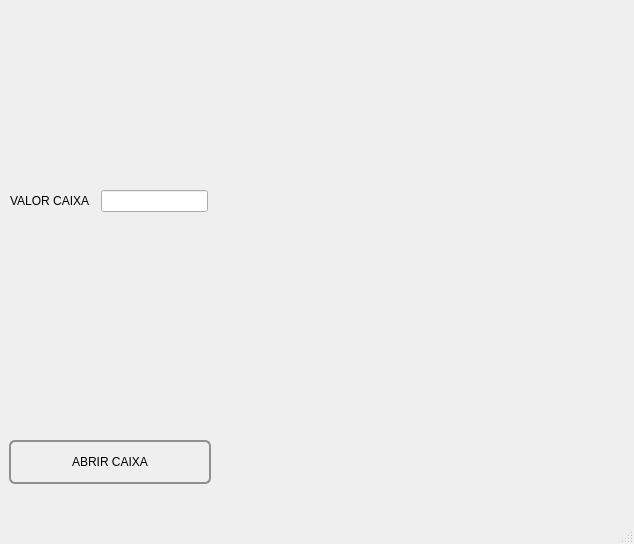
The window that desktop/window/form_box/Caixa.ui (hnmcano/unique) describes before a commit, drawn with Qt 5.
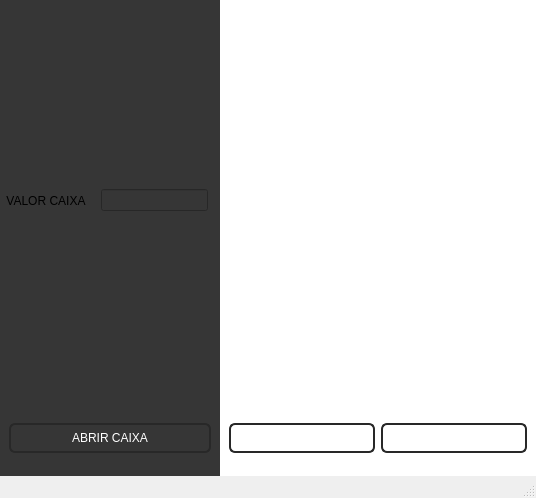
The same window after the commit.

Commit message: alterações em PDV, Pedidos e caixa

What changed in the file:
```diff
--- a/desktop/window/form_box/Caixa.ui
+++ b/desktop/window/form_box/Caixa.ui
@@ -6,10 +6,22 @@
    <rect>
     <x>0</x>
     <y>0</y>
-    <width>634</width>
-    <height>544</height>
+    <width>536</width>
+    <height>498</height>
    </rect>
   </property>
+  <property name="minimumSize">
+   <size>
+    <width>536</width>
+    <height>498</height>
+   </size>
+  </property>
+  <property name="maximumSize">
+   <size>
+    <width>536</width>
+    <height>498</height>
+   </size>
+  </property>
   <property name="windowTitle">
    <string>MainWindow</string>
   </property>
@@ -32,6 +44,9 @@
     </property>
     <item>
      <widget class="QWidget" name="widget" native="true">
+      <property name="styleSheet">
+       <string notr="true"/>
+      </property>
       <layout class="QHBoxLayout" name="horizontalLayout">
        <property name="spacing">
         <number>0</number>
@@ -57,7 +72,8 @@
           </size>
          </property>
          <property name="styleSheet">
-          <string notr="true"/>
+          <string notr="true">background-color: rgb(54, 54, 54);
+</string>
          </property>
          <layout class="QVBoxLayout" name="verticalLayout_3">
           <property name="spacing">
@@ -108,6 +124,21 @@
                 </size>
                </property>
                <layout class="QVBoxLayout" name="verticalLayout_5">
+                <property name="spacing">
+                 <number>0</number>
+                </property>
+                <property name="leftMargin">
+                 <number>0</number>
+                </property>
+                <property name="topMargin">
+                 <number>0</number>
+                </property>
+                <property name="rightMargin">
+                 <number>0</number>
+                </property>
+                <property name="bottomMargin">
+                 <number>0</number>
+                </property>
                 <item>
                  <widget class="QLabel" name="label">
                   <property name="minimumSize">
@@ -125,6 +156,9 @@
                   <property name="text">
                    <string>VALOR CAIXA</string>
                   </property>
+                  <property name="alignment">
+                   <set>Qt::AlignmentFlag::AlignCenter</set>
+                  </property>
                  </widget>
                 </item>
                </layout>
@@ -146,7 +180,11 @@
                </property>
                <layout class="QVBoxLayout" name="verticalLayout_4">
                 <item>
-                 <widget class="QLineEdit" name="lineEdit"/>
+                 <widget class="QLineEdit" name="ValorCaixa">
+                  <property name="alignment">
+                   <set>Qt::AlignmentFlag::AlignRight|Qt::AlignmentFlag::AlignTrailing|Qt::AlignmentFlag::AlignVCenter</set>
+                  </property>
+                 </widget>
                 </item>
                </layout>
               </widget>
@@ -159,34 +197,50 @@
             <property name="maximumSize">
              <size>
               <width>16777215</width>
-              <height>120</height>
+              <height>75</height>
              </size>
             </property>
             <property name="styleSheet">
              <string notr="true">QPushButton {
-    border: 2px solid #8f8f91;
+    background: qlineargradient(
+        spread:pad,
+        x1:0, y1:0,
+        x2:1, y2:0,
+        stop:0 #393939,
+        stop:1 #7d7d7d
+    );
+    color: white;
+    border: 2px solid #282828;
     border-radius: 6px;
-    background-color: qlineargradient(x1: 0, y1: 0, x2: 0, y2: 1,
-                                      stop: 0 #f6f7fa, stop: 1 #dadbde);
-    min-width: 80px;
-	color: black;
-	height: 40px;
+    padding: 6px 12px;
 }
 
-QPushButton:pressed {
-    background-color: qlineargradient(x1: 0, y1: 0, x2: 0, y2: 1,
-                                      stop: 0 #dadbde, stop: 1 #f6f7fa);
-}
-
-QPushButton:flat {
-    border: none; /* no border for a flat push button */
-}
-
-QPushButton:default {
-    border-color: navy; /* make the default button prominent */
+QPushButton::hover{
+    background: qlineargradient(
+        spread:pad,
+        x1:0, y1:0,
+        x2:1, y2:0,
+        stop:0 #7d7d7d,
+        stop:1 #393939
+    );
 }</string>
             </property>
-            <layout class="QHBoxLayout" name="horizontalLayout_2">
+            <layout class="QHBoxLayout" name="horizontalLayout_2" stretch="0">
+             <property name="spacing">
+              <number>9</number>
+             </property>
+             <property name="leftMargin">
+              <number>9</number>
+             </property>
+             <property name="topMargin">
+              <number>9</number>
+             </property>
+             <property name="rightMargin">
+              <number>9</number>
+             </property>
+             <property name="bottomMargin">
+              <number>9</number>
+             </property>
              <item>
               <widget class="QPushButton" name="open_caixa">
                <property name="styleSheet">
@@ -205,6 +259,25 @@
        </item>
        <item>
         <widget class="QWidget" name="widget_3" native="true">
+         <property name="styleSheet">
+          <string notr="true">QWidget{
+	background-color: rgb(255, 255, 255);
+}
+
+QPushButton {
+    background: qlineargradient(
+        spread:pad,
+        x1:0, y1:0,
+        x2:1, y2:0,
+        stop:0 #ff7e5f,
+        stop:1 #feb47b
+    );
+    color: white;
+    border: 2px solid #d35400;
+    border-radius: 6px;
+    padding: 6px 12px;
+}</string>
+         </property>
          <layout class="QVBoxLayout" name="verticalLayout_2">
           <property name="spacing">
            <number>0</number>
@@ -235,6 +308,9 @@
               <height>720</height>
              </size>
             </property>
+            <property name="layoutDirection">
+             <enum>Qt::LayoutDirection::LeftToRight</enum>
+            </property>
             <property name="styleSheet">
              <string notr="true"/>
             </property>
@@ -243,8 +319,46 @@
           <item>
            <widget class="QWidget" name="widget_5" native="true">
             <property name="styleSheet">
-             <string notr="true"/>
+             <string notr="true">QPushButton {
+    background: qlineargradient(
+        spread:pad,
+        x1:0, y1:0,
+        x2:1, y2:0,
+        stop:0 #393939,
+        stop:1 #7d7d7d
+    );
+    color: white;
+    border: 2px solid #282828;
+    border-radius: 6px;
+    padding: 6px 12px;
+}
+
+QPushButton:hover{
+    background: qlineargradient(
+        spread:pad,
+        x1:0, y1:0,
+        x2:1, y2:0,
+        stop:0 #7d7d7d,
+        stop:1 #393939
+    );
+}</string>
             </property>
+            <layout class="QHBoxLayout" name="horizontalLayout_4">
+             <item>
+              <widget class="QPushButton" name="pushButton_2">
+               <property name="text">
+                <string>IMPRIMIR CAIXA</string>
+               </property>
+              </widget>
+             </item>
+             <item>
+              <widget class="QPushButton" name="CloseCaixa">
+               <property name="text">
+                <string>FECHAR CAIXA</string>
+               </property>
+              </widget>
+             </item>
+            </layout>
            </widget>
           </item>
          </layout>
```
Left out of the diff: 43 changed lines with no effect on the pictures. The commit also changes 37 other files.
